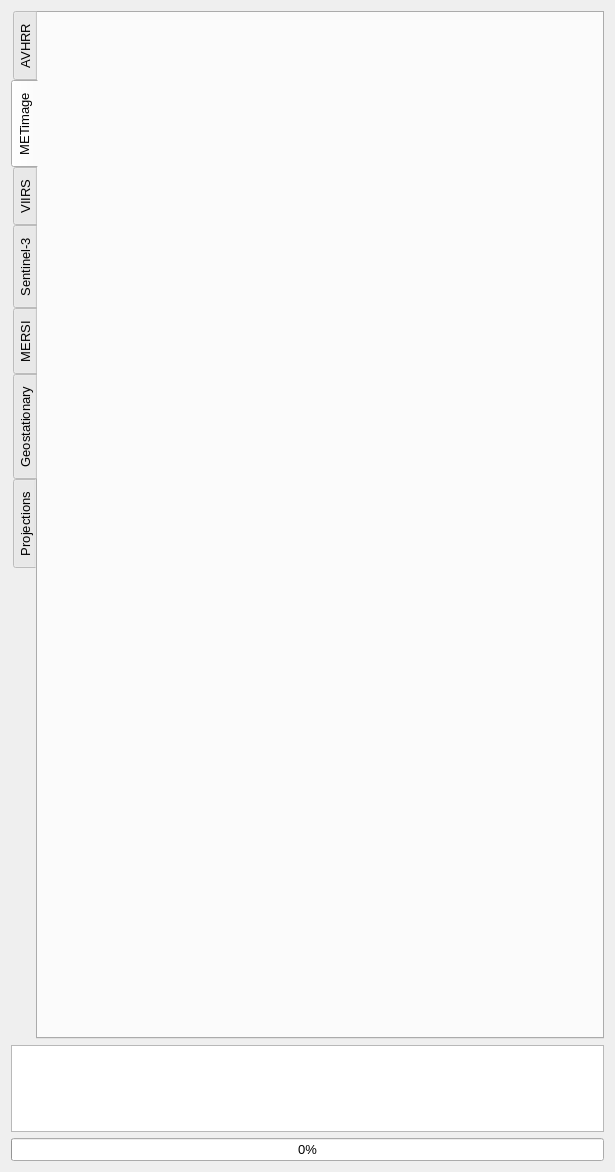
First picture: the form in core/formtoolbox.ui, repository hvanruys/EUMETCastView, before the edit.
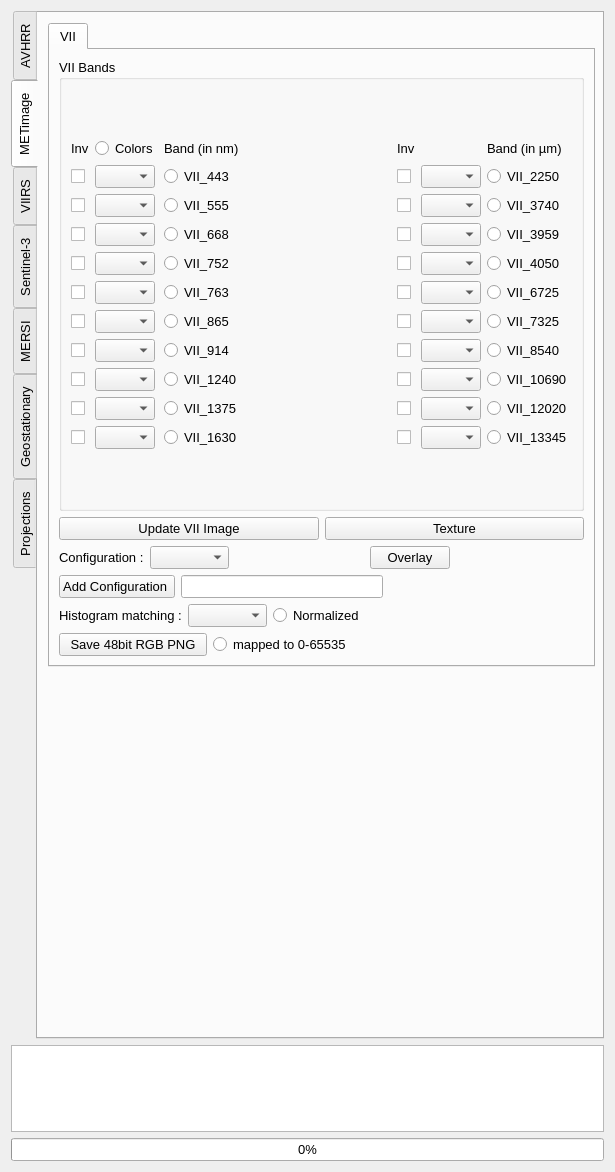
Second picture: the form after the edit. Custom widgets are drawn as their Qt base class.

Diff of the .ui file:
```diff
--- a/core/formtoolbox.ui
+++ b/core/formtoolbox.ui
@@ -688,6 +688,856 @@
       <attribute name="title">
        <string>METimage</string>
       </attribute>
+      <widget class="QTabWidget" name="tabWidgetSentinel_2">
+       <property name="geometry">
+        <rect>
+         <x>10</x>
+         <y>10</y>
+         <width>547</width>
+         <height>644</height>
+        </rect>
+       </property>
+       <property name="currentIndex">
+        <number>0</number>
+       </property>
+       <widget class="QWidget" name="tabOLCI_2">
+        <attribute name="title">
+         <string>VII</string>
+        </attribute>
+        <layout class="QVBoxLayout" name="verticalLayout_22">
+         <item>
+          <widget class="QGroupBox" name="groupBox_3">
+           <property name="title">
+            <string>VII Bands</string>
+           </property>
+           <layout class="QVBoxLayout" name="verticalLayout_23">
+            <item>
+             <layout class="QGridLayout" name="gridLayout_8">
+              <item row="9" column="6">
+               <widget class="QRadioButton" name="rbVII_12020">
+                <property name="text">
+                 <string>VII_12020</string>
+                </property>
+               </widget>
+              </item>
+              <item row="4" column="0">
+               <widget class="QCheckBox" name="chkInverseOLCI04_2">
+                <property name="text">
+                 <string/>
+                </property>
+               </widget>
+              </item>
+              <item row="5" column="6">
+               <widget class="QRadioButton" name="rbVII_6725">
+                <property name="text">
+                 <string>VII_6725</string>
+                </property>
+               </widget>
+              </item>
+              <item row="3" column="0">
+               <widget class="QCheckBox" name="chkInverseOLCI03_2">
+                <property name="text">
+                 <string/>
+                </property>
+               </widget>
+              </item>
+              <item row="1" column="4">
+               <widget class="QCheckBox" name="chkInverseOLCI11_2">
+                <property name="text">
+                 <string/>
+                </property>
+               </widget>
+              </item>
+              <item row="7" column="5">
+               <widget class="QComboBox" name="cmbOLCI17_2">
+                <property name="minimumSize">
+                 <size>
+                  <width>60</width>
+                  <height>0</height>
+                 </size>
+                </property>
+                <property name="maximumSize">
+                 <size>
+                  <width>60</width>
+                  <height>16777215</height>
+                 </size>
+                </property>
+               </widget>
+              </item>
+              <item row="10" column="4">
+               <widget class="QCheckBox" name="chkInverseOLCI20_2">
+                <property name="text">
+                 <string/>
+                </property>
+               </widget>
+              </item>
+              <item row="6" column="6">
+               <widget class="QRadioButton" name="rbVII_7325">
+                <property name="text">
+                 <string>VII_7325</string>
+                </property>
+               </widget>
+              </item>
+              <item row="0" column="1">
+               <widget class="QRadioButton" name="rbColorVII">
+                <property name="text">
+                 <string>Colors</string>
+                </property>
+               </widget>
+              </item>
+              <item row="9" column="4">
+               <widget class="QCheckBox" name="chkInverseOLCI19_2">
+                <property name="text">
+                 <string/>
+                </property>
+               </widget>
+              </item>
+              <item row="6" column="1">
+               <widget class="QComboBox" name="cmbOLCI06_2">
+                <property name="minimumSize">
+                 <size>
+                  <width>60</width>
+                  <height>0</height>
+                 </size>
+                </property>
+                <property name="maximumSize">
+                 <size>
+                  <width>60</width>
+                  <height>16777215</height>
+                 </size>
+                </property>
+               </widget>
+              </item>
+              <item row="8" column="6">
+               <widget class="QRadioButton" name="rbVII_10690">
+                <property name="text">
+                 <string>VII_10690</string>
+                </property>
+               </widget>
+              </item>
+              <item row="0" column="6">
+               <widget class="QLabel" name="label_55">
+                <property name="text">
+                 <string>Band (in µm)</string>
+                </property>
+               </widget>
+              </item>
+              <item row="4" column="5">
+               <widget class="QComboBox" name="cmbOLCI14_2">
+                <property name="minimumSize">
+                 <size>
+                  <width>60</width>
+                  <height>0</height>
+                 </size>
+                </property>
+                <property name="maximumSize">
+                 <size>
+                  <width>60</width>
+                  <height>16777215</height>
+                 </size>
+                </property>
+               </widget>
+              </item>
+              <item row="5" column="4">
+               <widget class="QCheckBox" name="chkInverseOLCI15_2">
+                <property name="text">
+                 <string/>
+                </property>
+               </widget>
+              </item>
+              <item row="2" column="2">
+               <widget class="QRadioButton" name="rbVII_555">
+                <property name="text">
+                 <string>VII_555</string>
+                </property>
+               </widget>
+              </item>
+              <item row="0" column="3">
+               <spacer name="horizontalSpacer_116">
+                <property name="orientation">
+                 <enum>Qt::Orientation::Horizontal</enum>
+                </property>
+                <property name="sizeHint" stdset="0">
+                 <size>
+                  <width>40</width>
+                  <height>20</height>
+                 </size>
+                </property>
+               </spacer>
+              </item>
+              <item row="3" column="6">
+               <widget class="QRadioButton" name="rbVII_3959">
+                <property name="text">
+                 <string>VII_3959</string>
+                </property>
+               </widget>
+              </item>
+              <item row="5" column="2">
+               <widget class="QRadioButton" name="rbVII_763">
+                <property name="text">
+                 <string>VII_763</string>
+                </property>
+               </widget>
+              </item>
+              <item row="10" column="1">
+               <widget class="QComboBox" name="cmbOLCI10_2">
+                <property name="minimumSize">
+                 <size>
+                  <width>60</width>
+                  <height>0</height>
+                 </size>
+                </property>
+                <property name="maximumSize">
+                 <size>
+                  <width>60</width>
+                  <height>16777215</height>
+                 </size>
+                </property>
+               </widget>
+              </item>
+              <item row="4" column="6">
+               <widget class="QRadioButton" name="rbVII_4050">
+                <property name="text">
+                 <string>VII_4050</string>
+                </property>
+               </widget>
+              </item>
+              <item row="7" column="6">
+               <widget class="QRadioButton" name="rbVII_8540">
+                <property name="text">
+                 <string>VII_8540</string>
+                </property>
+               </widget>
+              </item>
+              <item row="8" column="4">
+               <widget class="QCheckBox" name="chkInverseOLCI18_2">
+                <property name="text">
+                 <string/>
+                </property>
+               </widget>
+              </item>
+              <item row="6" column="5">
+               <widget class="QComboBox" name="cmbOLCI16_2">
+                <property name="minimumSize">
+                 <size>
+                  <width>60</width>
+                  <height>0</height>
+                 </size>
+                </property>
+                <property name="maximumSize">
+                 <size>
+                  <width>60</width>
+                  <height>16777215</height>
+                 </size>
+                </property>
+               </widget>
+              </item>
+              <item row="6" column="4">
+               <widget class="QCheckBox" name="chkInverseOLCI16_2">
+                <property name="text">
+                 <string/>
+                </property>
+               </widget>
+              </item>
+              <item row="0" column="2">
+               <widget class="QLabel" name="label_52">
+                <property name="text">
+                 <string>Band (in nm)</string>
+                </property>
+               </widget>
+              </item>
+              <item row="0" column="4">
+               <widget class="QLabel" name="label_56">
+                <property name="text">
+                 <string>Inv</string>
+                </property>
+               </widget>
+              </item>
+              <item row="10" column="0">
+               <widget class="QCheckBox" name="chkInverseOLCI10_2">
+                <property name="text">
+                 <string/>
+                </property>
+               </widget>
+              </item>
+              <item row="2" column="0">
+               <widget class="QCheckBox" name="chkInverseOLCI02_2">
+                <property name="text">
+                 <string/>
+                </property>
+               </widget>
+              </item>
+              <item row="6" column="0">
+               <widget class="QCheckBox" name="chkInverseOLCI06_2">
+                <property name="text">
+                 <string/>
+                </property>
+               </widget>
+              </item>
+              <item row="3" column="2">
+               <widget class="QRadioButton" name="rbVII_668">
+                <property name="text">
+                 <string>VII_668</string>
+                </property>
+               </widget>
+              </item>
+              <item row="6" column="2">
+               <widget class="QRadioButton" name="rbVII_865">
+                <property name="text">
+                 <string>VII_865</string>
+                </property>
+               </widget>
+              </item>
+              <item row="9" column="1">
+               <widget class="QComboBox" name="cmbOLCI09_2">
+                <property name="minimumSize">
+                 <size>
+                  <width>60</width>
+                  <height>0</height>
+                 </size>
+                </property>
+                <property name="maximumSize">
+                 <size>
+                  <width>60</width>
+                  <height>16777215</height>
+                 </size>
+                </property>
+               </widget>
+              </item>
+              <item row="7" column="0">
+               <widget class="QCheckBox" name="chkInverseOLCI07_2">
+                <property name="text">
+                 <string/>
+                </property>
+               </widget>
+              </item>
+              <item row="8" column="0">
+               <widget class="QCheckBox" name="chkInverseOLCI08_2">
+                <property name="text">
+                 <string/>
+                </property>
+               </widget>
+              </item>
+              <item row="0" column="0">
+               <widget class="QLabel" name="label_51">
+                <property name="text">
+                 <string>Inv</string>
+                </property>
+               </widget>
+              </item>
+              <item row="5" column="1">
+               <widget class="QComboBox" name="cmbOLCI05_2">
+                <property name="minimumSize">
+                 <size>
+                  <width>60</width>
+                  <height>0</height>
+                 </size>
+                </property>
+                <property name="maximumSize">
+                 <size>
+                  <width>60</width>
+                  <height>16777215</height>
+                 </size>
+                </property>
+               </widget>
+              </item>
+              <item row="8" column="5">
+               <widget class="QComboBox" name="cmbOLCI18_2">
+                <property name="minimumSize">
+                 <size>
+                  <width>60</width>
+                  <height>0</height>
+                 </size>
+                </property>
+                <property name="maximumSize">
+                 <size>
+                  <width>60</width>
+                  <height>16777215</height>
+                 </size>
+                </property>
+               </widget>
+              </item>
+              <item row="2" column="4">
+               <widget class="QCheckBox" name="chkInverseOLCI12_2">
+                <property name="text">
+                 <string/>
+                </property>
+               </widget>
+              </item>
+              <item row="1" column="5">
+               <widget class="QComboBox" name="cmbOLCI11_2">
+                <property name="minimumSize">
+                 <size>
+                  <width>60</width>
+                  <height>0</height>
+                 </size>
+                </property>
+                <property name="maximumSize">
+                 <size>
+                  <width>60</width>
+                  <height>16777215</height>
+                 </size>
+                </property>
+               </widget>
+              </item>
+              <item row="5" column="0">
+               <widget class="QCheckBox" name="chkInverseOLCI05_2">
+                <property name="text">
+                 <string/>
+                </property>
+               </widget>
+              </item>
+              <item row="4" column="1">
+               <widget class="QComboBox" name="cmbOLCI04_2">
+                <property name="minimumSize">
+                 <size>
+                  <width>60</width>
+                  <height>0</height>
+                 </size>
+                </property>
+                <property name="maximumSize">
+                 <size>
+                  <width>60</width>
+                  <height>16777215</height>
+                 </size>
+                </property>
+               </widget>
+              </item>
+              <item row="8" column="1">
+               <widget class="QComboBox" name="cmbOLCI08_2">
+                <property name="minimumSize">
+                 <size>
+                  <width>60</width>
+                  <height>0</height>
+                 </size>
+                </property>
+                <property name="maximumSize">
+                 <size>
+                  <width>60</width>
+                  <height>16777215</height>
+                 </size>
+                </property>
+               </widget>
+              </item>
+              <item row="4" column="2">
+               <widget class="QRadioButton" name="rbVII_752">
+                <property name="text">
+                 <string>VII_752</string>
+                </property>
+               </widget>
+              </item>
+              <item row="3" column="5">
+               <widget class="QComboBox" name="cmbOLCI13_2">
+                <property name="minimumSize">
+                 <size>
+                  <width>60</width>
+                  <height>0</height>
+                 </size>
+                </property>
+                <property name="maximumSize">
+                 <size>
+                  <width>60</width>
+                  <height>16777215</height>
+                 </size>
+                </property>
+               </widget>
+              </item>
+              <item row="10" column="2">
+               <widget class="QRadioButton" name="rbVII_1630">
+                <property name="text">
+                 <string>VII_1630</string>
+                </property>
+               </widget>
+              </item>
+              <item row="5" column="5">
+               <widget class="QComboBox" name="cmbOLCI15_2">
+                <property name="minimumSize">
+                 <size>
+                  <width>60</width>
+                  <height>0</height>
+                 </size>
+                </property>
+                <property name="maximumSize">
+                 <size>
+                  <width>60</width>
+                  <height>16777215</height>
+                 </size>
+                </property>
+               </widget>
+              </item>
+              <item row="10" column="5">
+               <widget class="QComboBox" name="cmbOLCI20_2">
+                <property name="minimumSize">
+                 <size>
+                  <width>60</width>
+                  <height>0</height>
+                 </size>
+                </property>
+                <property name="maximumSize">
+                 <size>
+                  <width>60</width>
+                  <height>16777215</height>
+                 </size>
+                </property>
+               </widget>
+              </item>
+              <item row="1" column="2">
+               <widget class="QRadioButton" name="rbVII_443">
+                <property name="text">
+                 <string>VII_443</string>
+                </property>
+               </widget>
+              </item>
+              <item row="3" column="1">
+               <widget class="QComboBox" name="cmbOLCI03_2">
+                <property name="minimumSize">
+                 <size>
+                  <width>60</width>
+                  <height>0</height>
+                 </size>
+                </property>
+                <property name="maximumSize">
+                 <size>
+                  <width>60</width>
+                  <height>16777215</height>
+                 </size>
+                </property>
+               </widget>
+              </item>
+              <item row="10" column="6">
+               <widget class="QRadioButton" name="rbVII_13345">
+                <property name="text">
+                 <string>VII_13345</string>
+                </property>
+               </widget>
+              </item>
+              <item row="3" column="4">
+               <widget class="QCheckBox" name="chkInverseOLCI13_2">
+                <property name="text">
+                 <string/>
+                </property>
+               </widget>
+              </item>
+              <item row="4" column="4">
+               <widget class="QCheckBox" name="chkInverseOLCI14_2">
+                <property name="text">
+                 <string/>
+                </property>
+               </widget>
+              </item>
+              <item row="7" column="4">
+               <widget class="QCheckBox" name="chkInverseOLCI17_2">
+                <property name="text">
+                 <string/>
+                </property>
+               </widget>
+              </item>
+              <item row="9" column="2">
+               <widget class="QRadioButton" name="rbVII_1375">
+                <property name="text">
+                 <string>VII_1375</string>
+                </property>
+               </widget>
+              </item>
+              <item row="2" column="6">
+               <widget class="QRadioButton" name="rbVII_3740">
+                <property name="text">
+                 <string>VII_3740</string>
+                </property>
+               </widget>
+              </item>
+              <item row="2" column="5">
+               <widget class="QComboBox" name="cmbOLCI12_2">
+                <property name="minimumSize">
+                 <size>
+                  <width>60</width>
+                  <height>0</height>
+                 </size>
+                </property>
+                <property name="maximumSize">
+                 <size>
+                  <width>60</width>
+                  <height>16777215</height>
+                 </size>
+                </property>
+               </widget>
+              </item>
+              <item row="9" column="5">
+               <widget class="QComboBox" name="cmbOLCI19_2">
+                <property name="minimumSize">
+                 <size>
+                  <width>60</width>
+                  <height>0</height>
+                 </size>
+                </property>
+                <property name="maximumSize">
+                 <size>
+                  <width>60</width>
+                  <height>16777215</height>
+                 </size>
+                </property>
+               </widget>
+              </item>
+              <item row="7" column="1">
+               <widget class="QComboBox" name="cmbOLCI07_2">
+                <property name="minimumSize">
+                 <size>
+                  <width>60</width>
+                  <height>0</height>
+                 </size>
+                </property>
+                <property name="maximumSize">
+                 <size>
+                  <width>60</width>
+                  <height>16777215</height>
+                 </size>
+                </property>
+               </widget>
+              </item>
+              <item row="9" column="0">
+               <widget class="QCheckBox" name="chkInverseOLCI09_2">
+                <property name="text">
+                 <string/>
+                </property>
+               </widget>
+              </item>
+              <item row="1" column="0">
+               <widget class="QCheckBox" name="chkInverseOLCI01_2">
+                <property name="text">
+                 <string/>
+                </property>
+               </widget>
+              </item>
+              <item row="2" column="1">
+               <widget class="QComboBox" name="cmbOLCI02_2">
+                <property name="minimumSize">
+                 <size>
+                  <width>60</width>
+                  <height>0</height>
+                 </size>
+                </property>
+                <property name="maximumSize">
+                 <size>
+                  <width>60</width>
+                  <height>16777215</height>
+                 </size>
+                </property>
+               </widget>
+              </item>
+              <item row="8" column="2">
+               <widget class="QRadioButton" name="rbVII_1240">
+                <property name="text">
+                 <string>VII_1240</string>
+                </property>
+               </widget>
+              </item>
+              <item row="1" column="6">
+               <widget class="QRadioButton" name="rbVII_2250">
+                <property name="text">
+                 <string>VII_2250</string>
+                </property>
+               </widget>
+              </item>
+              <item row="1" column="1">
+               <widget class="QComboBox" name="cmbOLCI01_2">
+                <property name="minimumSize">
+                 <size>
+                  <width>60</width>
+                  <height>0</height>
+                 </size>
+                </property>
+                <property name="maximumSize">
+                 <size>
+                  <width>60</width>
+                  <height>16777215</height>
+                 </size>
+                </property>
+               </widget>
+              </item>
+              <item row="7" column="2">
+               <widget class="QRadioButton" name="rbVII_914">
+                <property name="text">
+                 <string>VII_914</string>
+                </property>
+               </widget>
+              </item>
+             </layout>
+            </item>
+           </layout>
+          </widget>
+         </item>
+         <item>
+          <layout class="QHBoxLayout" name="horizontalLayout_86">
+           <item>
+            <widget class="QPushButton" name="btnUpdateVIIImage">
+             <property name="text">
+              <string>Update VII Image</string>
+             </property>
+            </widget>
+           </item>
+           <item>
+            <widget class="QPushButton" name="btnTextureVII">
+             <property name="text">
+              <string>Texture</string>
+             </property>
+            </widget>
+           </item>
+          </layout>
+         </item>
+         <item>
+          <layout class="QHBoxLayout" name="horizontalLayout_87">
+           <item>
+            <widget class="QLabel" name="label_74">
+             <property name="text">
+              <string>Configuration :</string>
+             </property>
+            </widget>
+           </item>
+           <item>
+            <widget class="QComboBox" name="comboVIIConfig"/>
+           </item>
+           <item>
+            <spacer name="horizontalSpacer_117">
+             <property name="orientation">
+              <enum>Qt::Orientation::Horizontal</enum>
+             </property>
+             <property name="sizeHint" stdset="0">
+              <size>
+               <width>40</width>
+               <height>20</height>
+              </size>
+             </property>
+            </spacer>
+           </item>
+           <item>
+            <widget class="QPushButton" name="btnOverlayVII">
+             <property name="text">
+              <string>Overlay</string>
+             </property>
+            </widget>
+           </item>
+           <item>
+            <spacer name="horizontalSpacer_199">
+             <property name="orientation">
+              <enum>Qt::Orientation::Horizontal</enum>
+             </property>
+             <property name="sizeHint" stdset="0">
+              <size>
+               <width>40</width>
+               <height>20</height>
+              </size>
+             </property>
+            </spacer>
+           </item>
+          </layout>
+         </item>
+         <item>
+          <layout class="QHBoxLayout" name="horizontalLayout_88">
+           <item>
+            <widget class="QPushButton" name="btnAddVIIConfig">
+             <property name="text">
+              <string>Add Configuration </string>
+             </property>
+            </widget>
+           </item>
+           <item>
+            <widget class="QLineEdit" name="leOLCIConfig_2"/>
+           </item>
+           <item>
+            <spacer name="horizontalSpacer_118">
+             <property name="orientation">
+              <enum>Qt::Orientation::Horizontal</enum>
+             </property>
+             <property name="sizeHint" stdset="0">
+              <size>
+               <width>40</width>
+               <height>20</height>
+              </size>
+             </property>
+            </spacer>
+           </item>
+          </layout>
+         </item>
+         <item>
+          <layout class="QHBoxLayout" name="horizontalLayout_89">
+           <item>
+            <widget class="QLabel" name="label_75">
+             <property name="text">
+              <string>Histogram matching :</string>
+             </property>
+            </widget>
+           </item>
+           <item>
+            <widget class="QComboBox" name="cmbHistogramVII"/>
+           </item>
+           <item>
+            <widget class="QRadioButton" name="rdbVIINormalized">
+             <property name="toolTip">
+              <string>Correct for illumination variations across the image.</string>
+             </property>
+             <property name="text">
+              <string>Normalized</string>
+             </property>
+            </widget>
+           </item>
+           <item>
+            <spacer name="horizontalSpacer_119">
+             <property name="orientation">
+              <enum>Qt::Orientation::Horizontal</enum>
+             </property>
+             <property name="sizeHint" stdset="0">
+              <size>
+               <width>40</width>
+               <height>20</height>
+              </size>
+             </property>
+            </spacer>
+           </item>
+          </layout>
+         </item>
+         <item>
+          <layout class="QHBoxLayout" name="horizontalLayout_90">
+           <item>
+            <widget class="QPushButton" name="btnSaveAsPNG48bitsVII">
+             <property name="toolTip">
+              <string>Save as 48bit RGB PNG image</string>
+             </property>
+             <property name="statusTip">
+              <string/>
+             </property>
+             <property name="text">
+              <string>  Save 48bit RGB PNG  </string>
+             </property>
+            </widget>
+           </item>
+           <item>
+            <widget class="QRadioButton" name="rdbMapTo65535VII">
+             <property name="toolTip">
+              <string>map the radiances to 0 - 65535</string>
+             </property>
+             <property name="text">
+              <string>mapped to 0-65535</string>
+             </property>
+            </widget>
+           </item>
+           <item>
+            <spacer name="horizontalSpacer_120">
+             <property name="orientation">
+              <enum>Qt::Orientation::Horizontal</enum>
+             </property>
+             <property name="sizeHint" stdset="0">
+              <size>
+               <width>40</width>
+               <height>20</height>
+              </size>
+             </property>
+            </spacer>
+           </item>
+          </layout>
+         </item>
+        </layout>
+       </widget>
+      </widget>
      </widget>
      <widget class="QWidget" name="tabVIIRS">
       <attribute name="title">
```
